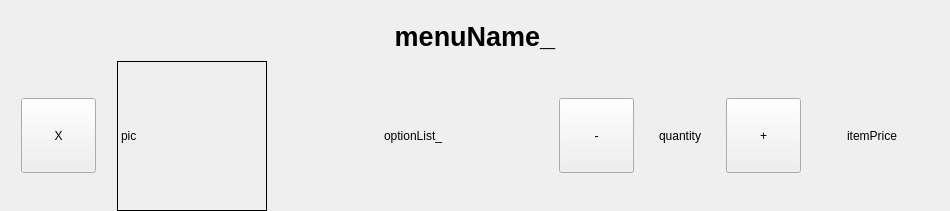
LeeHuSeong/Kiosk_AI, file front/aipage/aiCart_Item.ui: the form before one commit.
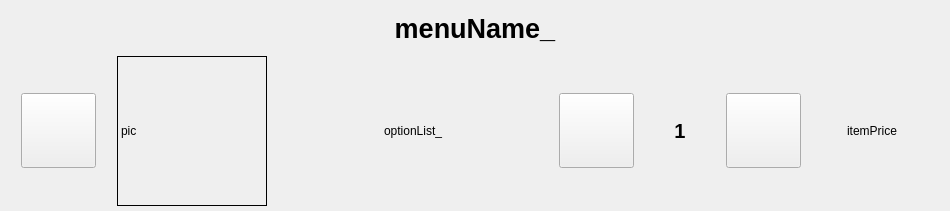
The form after the commit. Icons and pictures are not drawn.

What changed in the file:
```diff
--- a/front/aipage/aiCart_Item.ui
+++ b/front/aipage/aiCart_Item.ui
@@ -38,6 +38,9 @@
    <property name="leftMargin">
     <number>0</number>
    </property>
+   <property name="topMargin">
+    <number>0</number>
+   </property>
    <property name="rightMargin">
     <number>0</number>
    </property>
@@ -108,7 +111,7 @@
         </size>
        </property>
        <property name="text">
-        <string>X</string>
+        <string/>
        </property>
       </widget>
      </item>
@@ -183,7 +186,7 @@
         </size>
        </property>
        <property name="text">
-        <string>-</string>
+        <string/>
        </property>
       </widget>
      </item>
@@ -207,11 +210,18 @@
          <height>50</height>
         </size>
        </property>
+       <property name="font">
+        <font>
+         <pointsize>15</pointsize>
+         <weight>75</weight>
+         <bold>true</bold>
+        </font>
+       </property>
        <property name="frameShape">
         <enum>QFrame::NoFrame</enum>
        </property>
        <property name="text">
-        <string>quantity</string>
+        <string>1</string>
        </property>
        <property name="alignment">
         <set>Qt::AlignCenter</set>
@@ -239,7 +249,7 @@
         </size>
        </property>
        <property name="text">
-        <string>+</string>
+        <string/>
        </property>
       </widget>
      </item>
```
Left out of the diff: 32 changed lines with no effect on the pictures.
